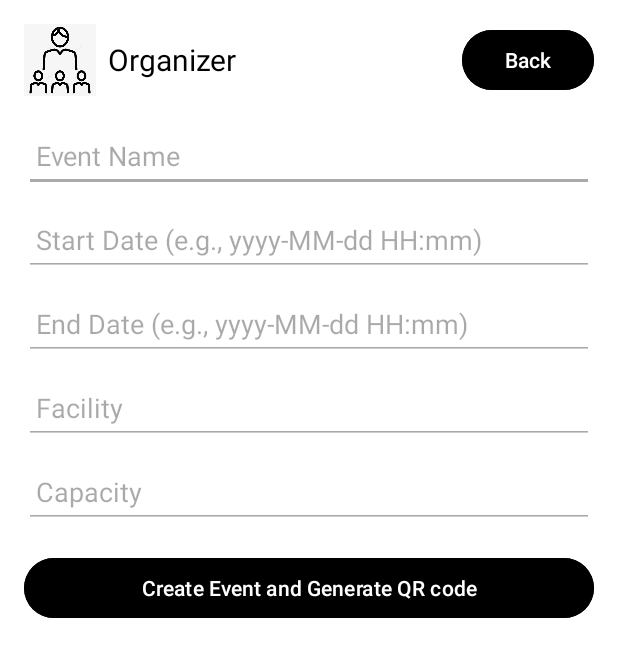
After one commit to CMPUT301F24syntax/syntax-events, an Android app: the OrganizerActivity screen opened directly, with no data from a screen before it, on a phone screen of 412 x 824 dp. The commit adds this screen. Shown: the top 657 px of the screen. Run offline under Robolectric (Android 15) with nearby library versions, the phone set to English and light mode, and no system bars.

Commit message:
modify some details and create the organizer frame

```diff
--- a/app/src/main/AndroidManifest.xml
+++ b/app/src/main/AndroidManifest.xml
@@ -26,6 +26,8 @@
         <!-- Register UserHomeActivity -->
         <activity android:name=".UserHomeActivity" android:exported="true" />
 
+        <activity android:name=".OrganizerActivity" android:exported="true" />
+
     </application>
 
 </manifest>
--- /dev/null
+++ b/app/src/main/java/com/example/syntaxeventlottery/OrganizerActivity.java
@@ -0,0 +1,78 @@
+package com.example.syntaxeventlottery;
+
+import android.content.Intent;
+import android.os.Bundle;
+import android.view.View;
+import android.widget.Button;
+import android.widget.EditText;
+import android.widget.ImageView;
+import android.widget.TextView;
+import android.widget.Toast;
+import androidx.appcompat.app.AppCompatActivity;
+
+public class OrganizerActivity extends AppCompatActivity {
+
+    private EditText eventNameEditText;
+    private EditText eventStartDateEditText;
+    private EditText eventEndDateEditText;
+    private EditText facilityEditText;
+    private EditText capacityEditText;
+    private Button createEventButton;
+    private Button backButton;
+
+    @Override
+    protected void onCreate(Bundle savedInstanceState) {
+        super.onCreate(savedInstanceState);
+        setContentView(R.layout.activity_organizer);
+
+        // Initialize UI components
+        eventNameEditText = findViewById(R.id.eventNameEditText);
+        eventStartDateEditText = findViewById(R.id.eventStartDateEditText);
+        eventEndDateEditText = findViewById(R.id.eventEndDateEditText);
+        facilityEditText = findViewById(R.id.facilityEditText);
+        capacityEditText = findViewById(R.id.capacityEditText);
+        createEventButton = findViewById(R.id.createEventButton);
+        backButton = findViewById(R.id.backButton);
+
+        // Set click listener for the back button
+        backButton.setOnClickListener(new View.OnClickListener() {
+            @Override
+            public void onClick(View v) {
+                // Close this activity and return to the previous screen
+                finish();
+            }
+        });
+
+        // Set click listener for the create event button
+        createEventButton.setOnClickListener(new View.OnClickListener() {
+            @Override
+            public void onClick(View v) {
+                // Retrieve input data from the EditText fields
+                String eventName = eventNameEditText.getText().toString();
+                String eventStartDate = eventStartDateEditText.getText().toString();
+                String eventEndDate = eventEndDateEditText.getText().toString();
+                String facility = facilityEditText.getText().toString();
+                String capacityStr = capacityEditText.getText().toString();
+
+                // Check if all fields are filled
+                if (eventName.isEmpty() || eventStartDate.isEmpty() || eventEndDate.isEmpty() || facility.isEmpty() || capacityStr.isEmpty()) {
+                    Toast.makeText(OrganizerActivity.this, "Please fill all fields", Toast.LENGTH_SHORT).show();
+                    return;
+                }
+
+                // Parse capacity to integer
+                int capacity = Integer.parseInt(capacityStr);
+
+                // Display a success message (placeholder for actual QR code generation and saving event)
+                Toast.makeText(OrganizerActivity.this, "Event Created and QR Code Generated", Toast.LENGTH_SHORT).show();
+
+                // Optionally, clear the fields after submission
+                eventNameEditText.setText("");
+                eventStartDateEditText.setText("");
+                eventEndDateEditText.setText("");
+                facilityEditText.setText("");
+                capacityEditText.setText("");
+            }
+        });
+    }
+}
--- /dev/null
+++ b/app/src/main/res/layout/activity_organizer.xml
@@ -0,0 +1,117 @@
+<LinearLayout xmlns:android="http://schemas.android.com/apk/res/android"
+    android:layout_width="match_parent"
+    android:layout_height="match_parent"
+    android:orientation="vertical"
+    android:background="@android:color/white">
+
+    <!-- Scrollable content area -->
+    <ScrollView
+        android:layout_width="match_parent"
+        android:layout_height="0dp"
+        android:layout_weight="1"
+        android:padding="16dp">
+
+        <LinearLayout
+            android:layout_width="match_parent"
+            android:layout_height="wrap_content"
+            android:orientation="vertical">
+
+            <!-- Organizer Section with Icon, Text, and Back Button -->
+            <LinearLayout
+                android:layout_width="match_parent"
+                android:layout_height="wrap_content"
+                android:orientation="horizontal"
+                android:gravity="center_vertical"
+                android:paddingBottom="16dp">
+
+                <!-- Organizer Image -->
+                <ImageView
+                    android:id="@+id/organizerImage"
+                    android:layout_width="48dp"
+                    android:layout_height="48dp"
+                    android:src="@drawable/ic_organizer"
+                    android:contentDescription="Organizer Icon" />
+
+                <!-- Organizer Text -->
+                <TextView
+                    android:id="@+id/organizerText"
+                    android:layout_width="wrap_content"
+                    android:layout_height="wrap_content"
+                    android:layout_marginStart="8dp"
+                    android:layout_weight="1"
+                    android:text="Organizer"
+                    android:textSize="20sp"
+                    android:textColor="@android:color/black" />
+
+                <!-- Back Button -->
+                <Button
+                    android:id="@+id/backButton"
+                    android:layout_width="wrap_content"
+                    android:layout_height="wrap_content"
+                    android:text="Back"
+                    android:layout_marginStart="8dp"
+                    android:backgroundTint="@android:color/black"
+                    android:textColor="@android:color/white" />
+            </LinearLayout>
+
+            <!-- Event Name Input -->
+            <EditText
+                android:id="@+id/eventNameEditText"
+                android:layout_width="match_parent"
+                android:layout_height="48dp"
+                android:hint="Event Name"
+                android:backgroundTint="@android:color/darker_gray"
+                android:padding="8dp" />
+
+            <!-- Event Start Date Input -->
+            <EditText
+                android:id="@+id/eventStartDateEditText"
+                android:layout_width="match_parent"
+                android:layout_height="48dp"
+                android:hint="Start Date (e.g., yyyy-MM-dd HH:mm)"
+                android:backgroundTint="@android:color/darker_gray"
+                android:padding="8dp"
+                android:layout_marginTop="8dp" />
+
+            <!-- Event End Date Input -->
+            <EditText
+                android:id="@+id/eventEndDateEditText"
+                android:layout_width="match_parent"
+                android:layout_height="48dp"
+                android:hint="End Date (e.g., yyyy-MM-dd HH:mm)"
+                android:backgroundTint="@android:color/darker_gray"
+                android:padding="8dp"
+                android:layout_marginTop="8dp" />
+
+            <!-- Facility Input -->
+            <EditText
+                android:id="@+id/facilityEditText"
+                android:layout_width="match_parent"
+                android:layout_height="48dp"
+                android:hint="Facility"
+                android:backgroundTint="@android:color/darker_gray"
+                android:padding="8dp"
+                android:layout_marginTop="8dp" />
+
+            <!-- Capacity Input -->
+            <EditText
+                android:id="@+id/capacityEditText"
+                android:layout_width="match_parent"
+                android:layout_height="48dp"
+                android:hint="Capacity"
+                android:inputType="number"
+                android:backgroundTint="@android:color/darker_gray"
+                android:padding="8dp"
+                android:layout_marginTop="8dp" />
+
+            <!-- Button to Create Event -->
+            <Button
+                android:id="@+id/createEventButton"
+                android:layout_width="match_parent"
+                android:layout_height="wrap_content"
+                android:backgroundTint="@android:color/black"
+                android:text="Create Event and Generate QR code"
+                android:layout_marginTop="16dp" />
+        </LinearLayout>
+    </ScrollView>
+</LinearLayout>
```
Also changed, not shown: app/src/main/java/com/example/syntaxeventlottery/UserHomeActivity.java (+17 -0 lines), app/src/main/res/layout/user_home_page.xml (+5 -5 lines), app/src/main/res/layout/user_navigation_bar.xml (added, +150 -0 lines), app/src/main/res/drawable/ic_organizer.png (added).
